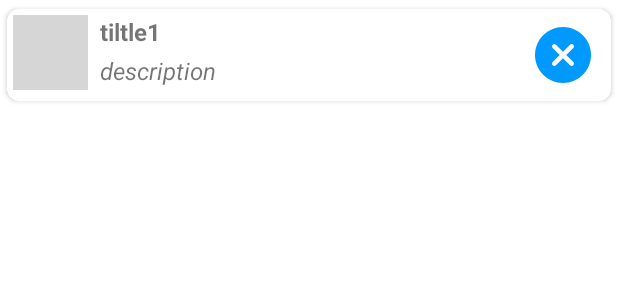
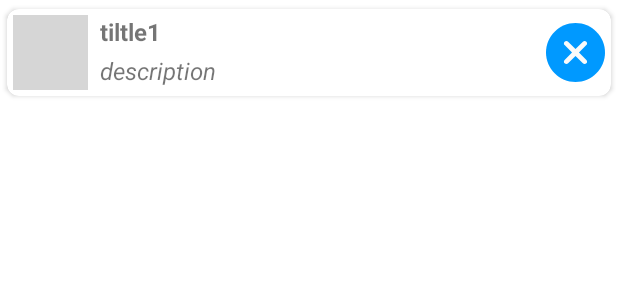
Before and after one commit to LindaAdel/tripreminderappproj, an Android app: the layout item_note.xml on its own in the app's theme, with its tools: preview values and no code run, on a phone screen of 412 x 824 dp. Shown: the top 300 px of the screen. Run offline under Robolectric (Android 15) with nearby library versions, the light colour scheme and no system bars; grey boxes are pictures that could not be loaded.

Commit message:
last changes

```diff
--- a/app/build.gradle
+++ b/app/build.gradle
@@ -43,6 +43,7 @@ dependencies {
     implementation 'androidx.viewpager:viewpager:1.0.0'
     implementation 'androidx.navigation:navigation-fragment:2.3.4'
     implementation 'androidx.navigation:navigation-ui:2.3.4'
+    implementation 'com.google.firebase:firebase-database:19.7.0'
     testImplementation 'junit:junit:4.+'
     androidTestImplementation 'androidx.test.ext:junit:1.1.2'
     androidTestImplementation 'androidx.test.espresso:espresso-core:3.3.0'
--- a/app/src/main/java/com/example/tripreminderapp/MainActivity.java
+++ b/app/src/main/java/com/example/tripreminderapp/MainActivity.java
@@ -166,6 +166,7 @@ public class MainActivity extends AppCompatActivity {
                 startActivity(new Intent(MainActivity.this, HomeActivity.class));
                 Toast.makeText(this, "Register with google success", Toast.LENGTH_SHORT).show();
             } catch (ApiException e) {
+                Toast.makeText(this, "error"+e.getLocalizedMessage(), Toast.LENGTH_SHORT).show();
                 // Google Sign In failed, update UI appropriately
             }
         }
--- a/app/src/main/java/com/example/tripreminderapp/ui/add_trip/AddTripActivity.java
+++ b/app/src/main/java/com/example/tripreminderapp/ui/add_trip/AddTripActivity.java
@@ -272,9 +272,10 @@ public class AddTripActivity extends AppCompatActivity implements AdapterView.On
         for (int indx = 0; indx < tripList.size(); ++indx) {
 
             Trip trip = tripList.get(indx);
-            reference.child("trips").child("tiz taha").push().setValue(trip).addOnCompleteListener(task -> {
+            reference.child("trips").child("mahmoud").push().setValue(trip).addOnCompleteListener(task -> {
                 Toast.makeText(getApplicationContext(), "done", Toast.LENGTH_SHORT).show();
             });
         }
     }
+
 }
--- a/app/src/main/res/layout/fragment_notifications.xml
+++ b/app/src/main/res/layout/fragment_notifications.xml
@@ -133,7 +133,7 @@
       android:layout_marginStart="32dp"
       android:layout_marginLeft="32dp"
       android:layout_marginTop="52dp"
-      android:background="@drawable/ic_facebook_blue"
+      android:background="@drawable/facebook"
       app:layout_constraintStart_toStartOf="parent"
       app:layout_constraintTop_toBottomOf="@+id/imageView7"
       tools:src="@tools:sample/avatars" />
@@ -157,7 +157,7 @@
       android:layout_marginStart="32dp"
       android:layout_marginLeft="32dp"
       android:layout_marginTop="52dp"
-      android:background="@drawable/ic_logout"
+      android:background="@drawable/add"
       app:layout_constraintStart_toStartOf="parent"
       app:layout_constraintTop_toBottomOf="@+id/imageView8"
       tools:src="@tools:sample/avatars" />
--- a/app/src/main/res/layout/item_note.xml
+++ b/app/src/main/res/layout/item_note.xml
@@ -31,36 +31,33 @@
             android:textSize="16sp"
             android:textStyle="bold"
             app:layout_constraintStart_toEndOf="@+id/imageView4"
+            android:layout_marginLeft="8dp"
             app:layout_constraintTop_toTopOf="@+id/imageView4" />
 
         <TextView
             android:id="@+id/tv_note_item_desc"
-            android:layout_width="wrap_content"
+            android:layout_width="0dp"
             android:layout_height="0dp"
             android:layout_marginTop="4dp"
+            android:layout_marginEnd="4dp"
             android:text="description"
             android:textSize="16sp"
             android:textStyle="italic"
             app:layout_constraintBottom_toBottomOf="@+id/imageView4"
+            android:layout_marginRight="4dp"
             app:layout_constraintStart_toStartOf="@+id/tv_note_item_tilte"
+            app:layout_constraintEnd_toStartOf="@+id/iv_item_note_delete"
             app:layout_constraintTop_toBottomOf="@+id/tv_note_item_tilte" />
 
         <ImageView
-            android:id="@+id/imageView10"
-            android:layout_width="40dp"
-            android:layout_height="37dp"
-            android:layout_marginStart="8dp"
-            android:layout_marginLeft="8dp"
-            android:layout_marginTop="8dp"
-            android:layout_marginEnd="8dp"
-            android:layout_marginRight="8dp"
-            android:layout_marginBottom="8dp"
-            app:layout_constraintBottom_toBottomOf="parent"
+            android:id="@+id/iv_item_note_delete"
+            android:layout_width="39dp"
+            android:layout_height="43dp"
+            app:layout_constraintBottom_toBottomOf="@+id/imageView4"
             app:layout_constraintEnd_toEndOf="parent"
-            app:layout_constraintHorizontal_bias="1.0"
-            app:layout_constraintStart_toEndOf="@+id/tv_note_item_desc"
-            app:layout_constraintTop_toTopOf="parent"
-            tools:srcCompat="@drawable/ic_remove" />
+            app:layout_constraintTop_toTopOf="@+id/imageView4"
+            app:srcCompat="@drawable/ic_remove"
+            tools:ignore="VectorDrawableCompat" />
     </androidx.constraintlayout.widget.ConstraintLayout>
 
 </androidx.cardview.widget.CardView>
--- a/app/src/main/res/values/strings.xml
+++ b/app/src/main/res/values/strings.xml
@@ -41,6 +41,4 @@
     <string name="logout">Log Out</string>
     <string name="Done">Done</string>
     <string name="Profile">Profile</string>
-
-
 </resources>
```
Also changed, not shown: app/src/main/AndroidManifest.xml (+5 -4 lines), app/src/main/java/com/example/tripreminderapp/ui/notifications/NotificationsFragment.java (+1 -152 lines), app/src/main/res/layout/fragment_dashboard.xml (+4 -7 lines).
